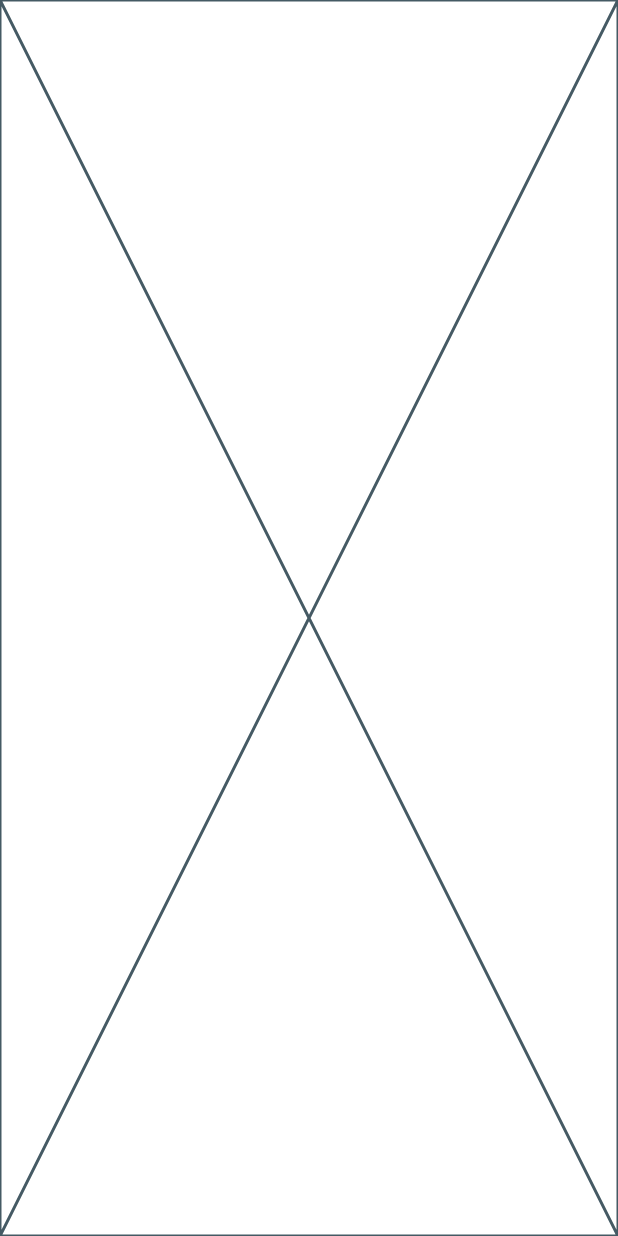
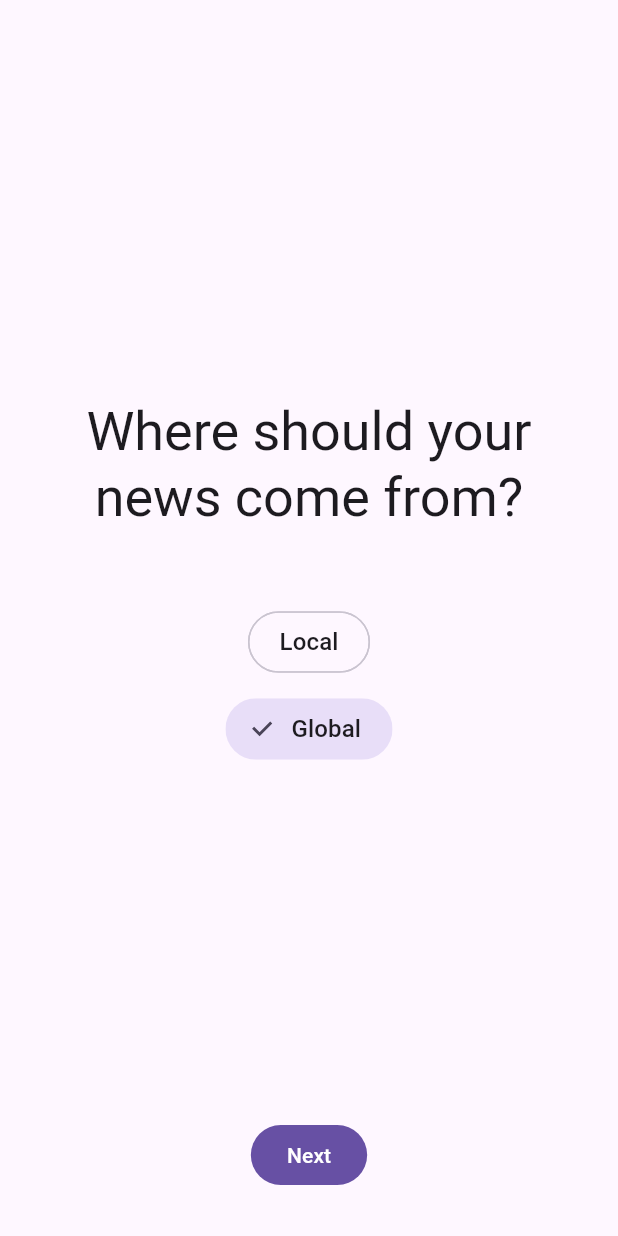
Before and after one commit to XuanHanTan/newsflash, a Flutter app: the screen it shows after launch, on a phone screen of 412 x 824 dp. Run offline on Flutter 3.47's test engine with Material 3 defaults, Android fonts, the light colour scheme and no system bars; our stand-ins replace flutter_bloc, shared_preferences; missing offline and left inert: country_ip.

Commit message:
Added setup pages

```diff
--- a/app/lib/api/interests_api.dart
+++ b/app/lib/api/interests_api.dart
@@ -1,13 +1,13 @@
 import 'package:shared_preferences/shared_preferences.dart';
 
 class InterestsApi {
-  static Future<List<String>> getInterests() async {
+  static Future<Set<String>> getInterests() async {
     final prefs = await SharedPreferences.getInstance();
-    return prefs.getStringList("interests") ?? [];
+    return Set.from(prefs.getStringList("interests") ?? []);
   }
 
-  static Future<void> setInterests(List<String> interests) async {
+  static Future<void> setInterests(Set<String> interests) async {
     final prefs = await SharedPreferences.getInstance();
-    await prefs.setStringList("interests", interests);
+    await prefs.setStringList("interests", interests.toList());
   }
 }
--- a/app/lib/api/news_api.dart
+++ b/app/lib/api/news_api.dart
@@ -38,7 +38,7 @@ class NewsSummary extends News {
   }
 
   static Future<List<NewsSummary>> fetchNews(
-      {required List<String> interests,
+      {required Set<String> interests,
       required DateTime time,
       required String? region}) async {
     var url =
--- a/app/lib/bloc/news_event.dart
+++ b/app/lib/bloc/news_event.dart
@@ -1,16 +1,16 @@
 sealed class NewsEvent {}
 
 class SetNewsSettings extends NewsEvent {
-  final bool isGlobal;
-  final DateTime time;
+  final bool? isGlobal;
+  final DateTime? time;
 
-  SetNewsSettings({required this.isGlobal, required this.time});
+  SetNewsSettings({this.isGlobal, this.time});
 }
 
 class FetchInterestsEvent extends NewsEvent {}
 
 class SetInterestsEvent extends NewsEvent {
-  final List<String> interests;
+  final Set<String> interests;
 
   SetInterestsEvent({required this.interests});
 }
--- a/app/lib/bloc/news_state.dart
+++ b/app/lib/bloc/news_state.dart
@@ -2,7 +2,7 @@ import 'package:app/api/news_api.dart';
 
 class NewsState {
   final bool isLoading;
-  final List<String> interests;
+  final Set<String> interests;
   final List<NewsSummary> recommendations;
   final Map<String, bool> skipped;
   final NewsSettings settings;
@@ -20,7 +20,7 @@ class NewsState {
   factory NewsState.initial() {
     return NewsState(
       isLoading: true,
-      interests: [],
+      interests: {},
       recommendations: [],
       skipped: {},
       settings: NewsSettings(isGlobal: true, time: DateTime.now()),
@@ -30,7 +30,7 @@ class NewsState {
 
   NewsState copyWith({
     bool? isLoading,
-    List<String>? interests,
+    Set<String>? interests,
     List<NewsSummary>? recommendations,
     Map<String, bool>? skipped,
     NewsSettings? settings,
--- /dev/null
+++ b/app/lib/pages/region_setup.dart
@@ -0,0 +1,88 @@
+import 'package:app/bloc/news_bloc.dart';
+import 'package:app/bloc/news_event.dart';
+import 'package:app/bloc/news_state.dart';
+import 'package:app/pages/interests_setup.dart';
+import 'package:flutter/material.dart';
+import 'package:flutter_bloc/flutter_bloc.dart';
+
+class RegionSetup extends StatelessWidget {
+  const RegionSetup({super.key});
+
+  @override
+  Widget build(BuildContext context) {
+    final theme = Theme.of(context);
+
+    return BlocProvider.value(
+      value: BlocProvider.of<NewsBloc>(context),
+      child: Scaffold(
+        body: SafeArea(
+          child: Padding(
+            padding: const EdgeInsets.symmetric(horizontal: 30, vertical: 30),
+            child: BlocBuilder<NewsBloc, NewsState>(
+              buildWhen: (previous, current) =>
+                  previous.settings.isGlobal != current.settings.isGlobal,
+              builder: (context, state) {
+                final navigator = Navigator.of(context);
+
+                return Column(
+                  children: [
+                    Spacer(),
+                    Text(
+                      "Where should your news come from?",
+                      style: theme.textTheme.displaySmall,
+                      textAlign: TextAlign.center,
+                    ),
+                    const SizedBox(
+                      height: 50,
+                    ),
+                    FilterChip(
+                      label: Text("Local"),
+                      labelStyle:
+                          theme.textTheme.labelLarge!.copyWith(fontSize: 16),
+                      shape: RoundedRectangleBorder(
+                          borderRadius: BorderRadius.circular(100)),
+                      padding:
+                          EdgeInsets.symmetric(vertical: 8, horizontal: 12),
+                      selected: !state.settings.isGlobal,
+                      onSelected: (isSelected) {
+                        context
+                            .read<NewsBloc>()
+                            .add(SetNewsSettings(isGlobal: !isSelected));
+                      },
+                    ),
+                    const SizedBox(
+                      height: 10,
+                    ),
+                    FilterChip(
+                      label: Text("Global"),
+                      labelStyle:
+                          theme.textTheme.labelLarge!.copyWith(fontSize: 16),
+                      shape: RoundedRectangleBorder(
+                          borderRadius: BorderRadius.circular(100)),
+                      padding:
+                          EdgeInsets.symmetric(vertical: 8, horizontal: 12),
+                      selected: state.settings.isGlobal,
+                      onSelected: (isSelected) {
+                        context
+                            .read<NewsBloc>()
+                            .add(SetNewsSettings(isGlobal: isSelected));
+                      },
+                    ),
+                    Spacer(),
+                    FilledButton(
+                      onPressed: () {
+                        navigator.push(MaterialPageRoute(
+                            builder: (context) => InterestsSetup()));
+                      },
+                      child: Text("Next"),
+                    ),
+                  ],
+                );
+              },
+            ),
+          ),
+        ),
+      ),
+    );
+  }
+}
```
Also changed, not shown: app/lib/bloc/news_bloc.dart (+6 -3 lines), app/lib/main.dart (+28 -11 lines), app/lib/pages/interests_setup.dart (added, +96 -0 lines).
